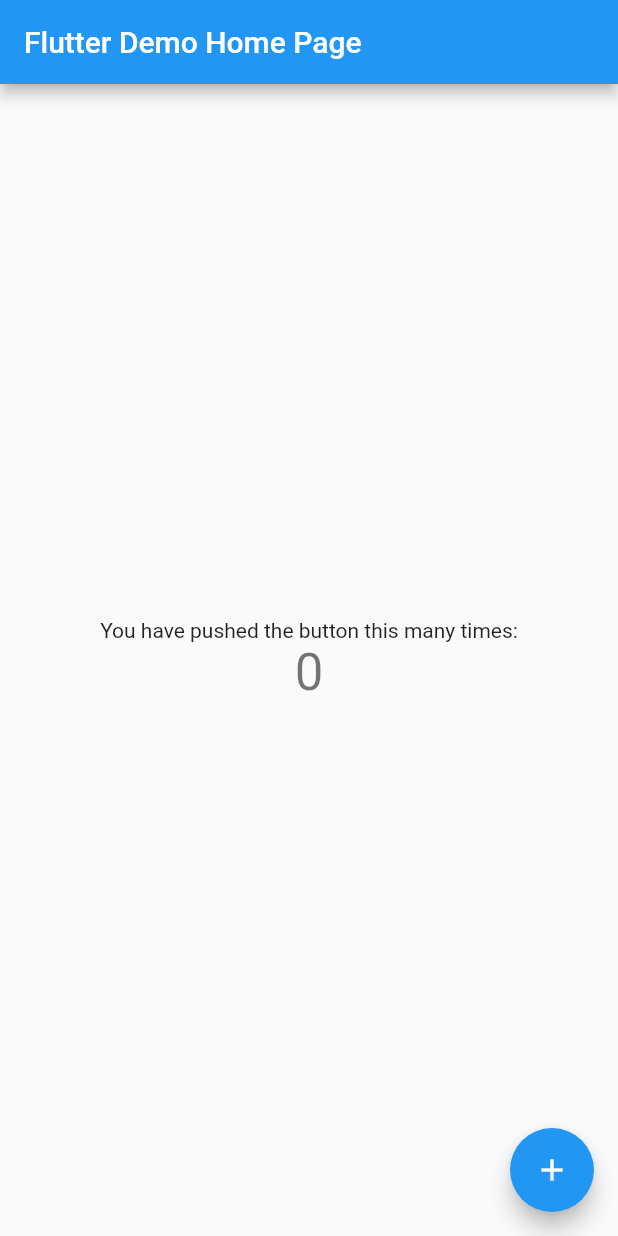
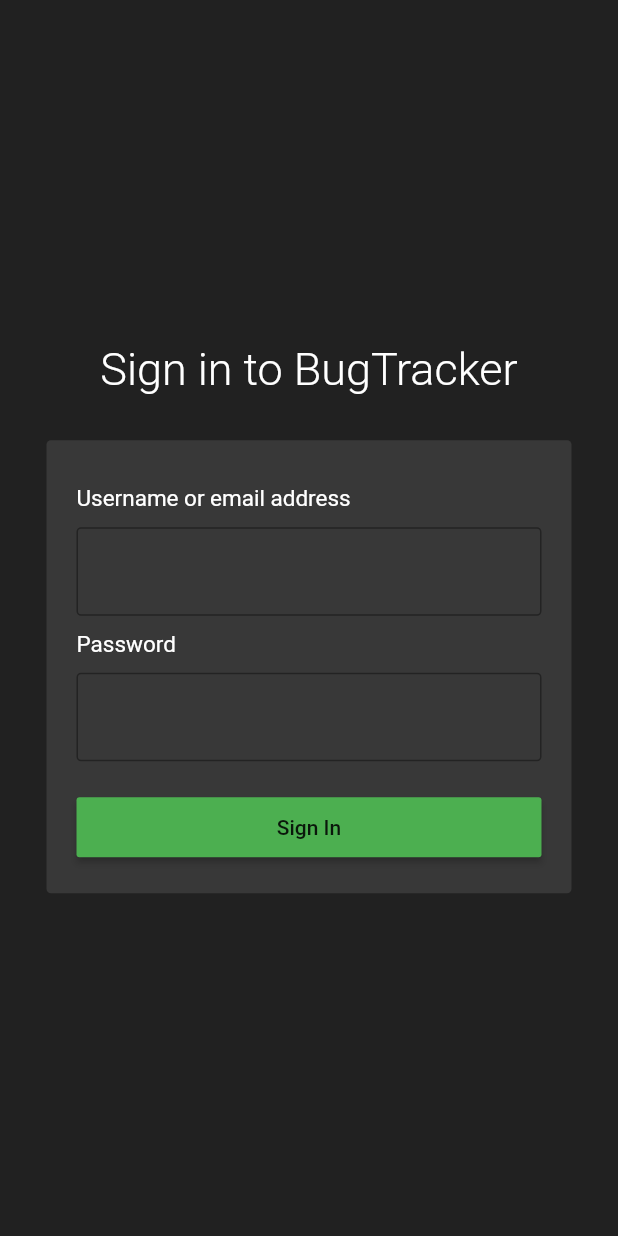
Before and after one commit to tomassasovsky/bugtracker, a Flutter app: the screen it shows after launch, on a phone screen of 412 x 824 dp. Run offline on Flutter 3.47's test engine with Material 2 defaults, Android fonts, the phone set to English and light mode, and no system bars.

Commit message:
login screen UI first steps

```diff
--- /dev/null
+++ b/frontend/lib/login/login_screen.dart
@@ -0,0 +1,79 @@
+import 'package:flutter/material.dart';
+
+class LoginScreen extends StatelessWidget {
+  const LoginScreen({Key? key}) : super(key: key);
+
+  @override
+  Widget build(BuildContext context) {
+
+    return Scaffold(
+      backgroundColor: Colors.grey[900],
+      body: Center(
+        child: Column(
+          mainAxisAlignment: MainAxisAlignment.center,
+          children: [
+            const Text('Sign in to BugTracker', style: TextStyle(fontSize: 30, color: Colors.white, fontWeight: FontWeight.w300)),
+            const SizedBox(height: 30),
+            Container(
+              width: 350,
+              padding: const EdgeInsets.symmetric(horizontal: 20),
+              decoration: BoxDecoration(
+                color:  Colors.white10,
+                borderRadius: BorderRadius.circular(3)
+              ),
+              child: _form()
+            ),
+          ],
+        ),
+      ),
+    );
+  }
+  _form() {
+
+    return Center(
+      child: Column(
+        crossAxisAlignment: CrossAxisAlignment.start,
+        children: [
+          const SizedBox(height: 20),
+          textFormfield(title: 'Username or email address'),
+          textFormfield(title: 'Password'),
+          const SizedBox(height: 20),
+          button(title: 'Sign In'),
+          const SizedBox(height: 20),
+        ],
+      ),
+    );
+  }
+
+  textFormfield ( {String title = ''} ) {
+
+    const textStyle = TextStyle(
+      color: Colors.white,
+      fontSize: 15
+    );
+
+    return Column(
+        crossAxisAlignment: CrossAxisAlignment.start,
+        children: [
+          const SizedBox(height: 10),
+          Text(title, style: textStyle),
+          const SizedBox(height: 10),
+          TextFormField(
+            decoration: InputDecoration(
+              border: OutlineInputBorder(borderRadius: BorderRadius.circular(3)),
+            ),
+          ),
+        ],
+      );
+  }
+
+  button({ String title = '' }) {
+    return MaterialButton(
+      child: Text(title,),
+      height: 40,
+      minWidth: double.maxFinite,
+      color: Colors.green,
+      onPressed: () {}
+    );
+  }
+}
--- a/frontend/lib/main.dart
+++ b/frontend/lib/main.dart
@@ -1,4 +1,6 @@
 import 'package:flutter/material.dart';
+
+import 'routes/routes.dart';
 
 void main() {
   runApp(const MyApp());
@@ -11,105 +13,10 @@ class MyApp extends StatelessWidget {
   @override
   Widget build(BuildContext context) {
     return MaterialApp(
-      title: 'Flutter Demo',
-      theme: ThemeData(
-        // This is the theme of your application.
-        //
-        // Try running your application with "flutter run". You'll see the
-        // application has a blue toolbar. Then, without quitting the app, try
-        // changing the primarySwatch below to Colors.green and then invoke
-        // "hot reload" (press "r" in the console where you ran "flutter run",
-        // or simply save your changes to "hot reload" in a Flutter IDE).
-        // Notice that the counter didn't reset back to zero; the application
-        // is not restarted.
-        primarySwatch: Colors.blue,
-      ),
-      home: const MyHomePage(title: 'Flutter Demo Home Page'),
+      title: 'Bug Tracker',
+      debugShowCheckedModeBanner: false,
+      initialRoute: 'login_screen',
+      routes: routes,
     );
   }
 }
-
-class MyHomePage extends StatefulWidget {
-  const MyHomePage({Key? key, required this.title}) : super(key: key);
-
-  // This widget is the home page of your application. It is stateful, meaning
-  // that it has a State object (defined below) that contains fields that affect
-  // how it looks.
-
-  // This class is the configuration for the state. It holds the values (in this
-  // case the title) provided by the parent (in this case the App widget) and
-  // used by the build method of the State. Fields in a Widget subclass are
-  // always marked "final".
-
-  final String title;
-
-  @override
-  State<MyHomePage> createState() => _MyHomePageState();
-}
-
-class _MyHomePageState extends State<MyHomePage> {
-  int _counter = 0;
-
-  void _incrementCounter() {
-    setState(() {
-      // This call to setState tells the Flutter framework that something has
-      // changed in this State, which causes it to rerun the build method below
-      // so that the display can reflect the updated values. If we changed
-      // _counter without calling setState(), then the build method would not be
-      // called again, and so nothing would appear to happen.
-      _counter++;
-    });
-  }
-
-  @override
-  Widget build(BuildContext context) {
-    // This method is rerun every time setState is called, for instance as done
-    // by the _incrementCounter method above.
-    //
-    // The Flutter framework has been optimized to make rerunning build methods
-    // fast, so that you can just rebuild anything that needs updating rather
-    // than having to individually change instances of widgets.
-    return Scaffold(
-      appBar: AppBar(
-        // Here we take the value from the MyHomePage object that was created by
-        // the App.build method, and use it to set our appbar title.
-        title: Text(widget.title),
-      ),
-      body: Center(
-        // Center is a layout widget. It takes a single child and positions it
-        // in the middle of the parent.
-        child: Column(
-          // Column is also a layout widget. It takes a list of children and
-          // arranges them vertically. By default, it sizes itself to fit its
-          // children horizontally, and tries to be as tall as its parent.
-          //
-          // Invoke "debug painting" (press "p" in the console, choose the
-          // "Toggle Debug Paint" action from the Flutter Inspector in Android
-          // Studio, or the "Toggle Debug Paint" command in Visual Studio Code)
-          // to see the wireframe for each widget.
-          //
-          // Column has various properties to control how it sizes itself and
-          // how it positions its children. Here we use mainAxisAlignment to
-          // center the children vertically; the main axis here is the vertical
-          // axis because Columns are vertical (the cross axis would be
-          // horizontal).
-          mainAxisAlignment: MainAxisAlignment.center,
-          children: <Widget>[
-            const Text(
-              'You have pushed the button this many times:',
-            ),
-            Text(
-              '$_counter',
-              style: Theme.of(context).textTheme.headline4,
-            ),
-          ],
-        ),
-      ),
-      floatingActionButton: FloatingActionButton(
-        onPressed: _incrementCounter,
-        tooltip: 'Increment',
-        child: const Icon(Icons.add),
-      ), // This trailing comma makes auto-formatting nicer for build methods.
-    );
-  }
-}
--- /dev/null
+++ b/frontend/lib/routes/routes.dart
@@ -0,0 +1,8 @@
+import 'package:flutter/material.dart';
+
+import 'package:frontend/login/login_screen.dart';
+
+final routes = {
+
+  'login_screen' : (BuildContext context) => const LoginScreen()
+};
```
Also changed, not shown: 12 other files.
